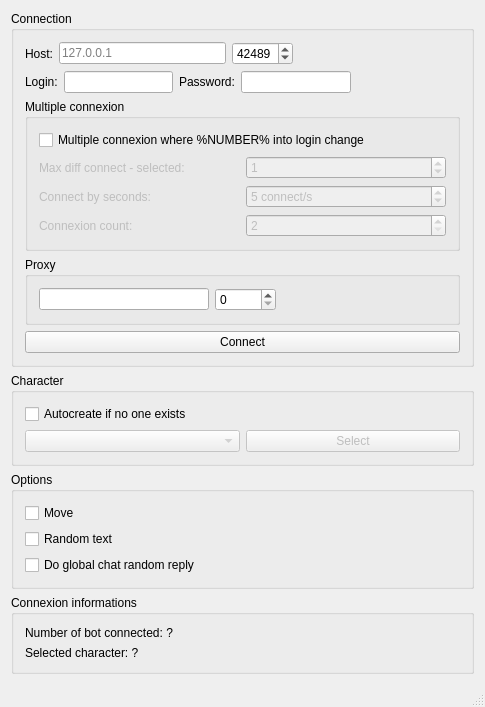
Before: the Qt Designer form tools/bot-connection/MainWindow.ui in alphaonex86/CatchChallenger, drawn with Qt 5.
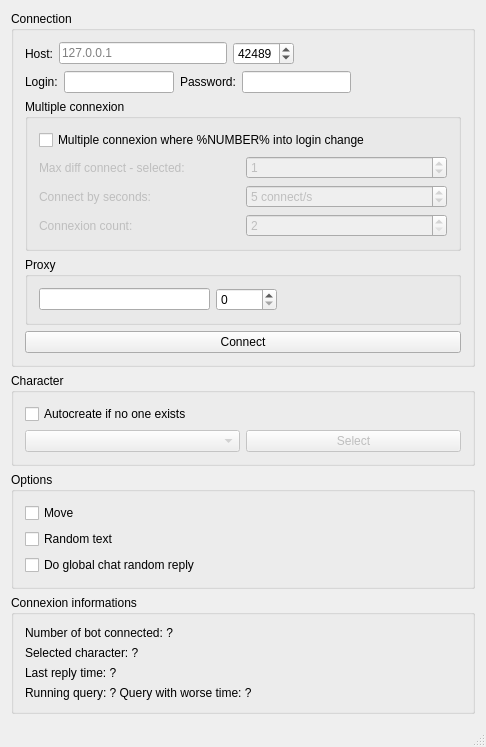
After: the same form once the commit is applied.

Patch:
```diff
--- a/tools/bot-connection/MainWindow.ui
+++ b/tools/bot-connection/MainWindow.ui
@@ -6,8 +6,8 @@
    <rect>
     <x>0</x>
     <y>0</y>
-    <width>485</width>
-    <height>624</height>
+    <width>486</width>
+    <height>660</height>
    </rect>
   </property>
   <property name="windowTitle">
@@ -336,6 +336,20 @@
          </property>
         </widget>
        </item>
+       <item>
+        <widget class="QLabel" name="labelLastReplyTime">
+         <property name="text">
+          <string>Last reply time: ?</string>
+         </property>
+        </widget>
+       </item>
+       <item>
+        <widget class="QLabel" name="labelQueryList">
+         <property name="text">
+          <string>Running query: ? Query with worse time: ?</string>
+         </property>
+        </widget>
+       </item>
       </layout>
      </widget>
     </item>
```
